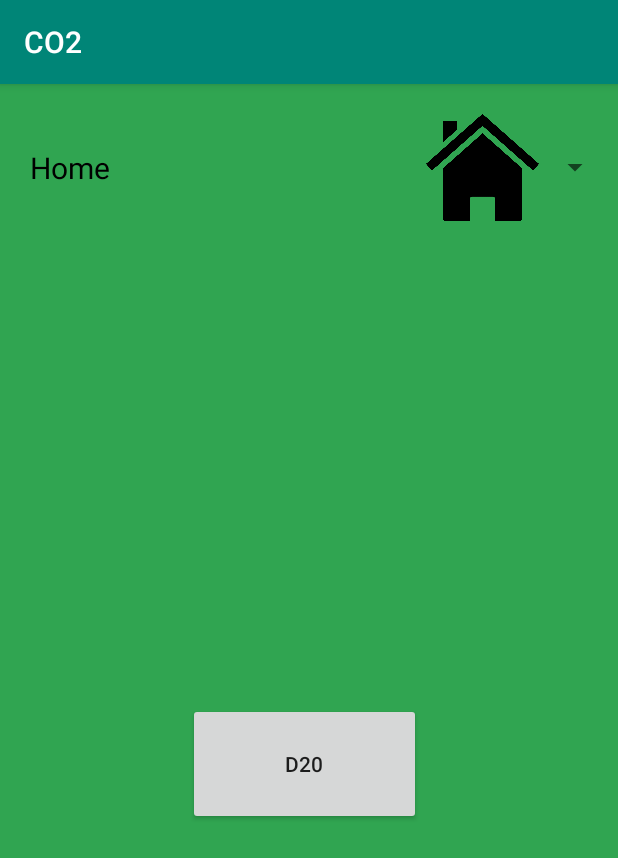
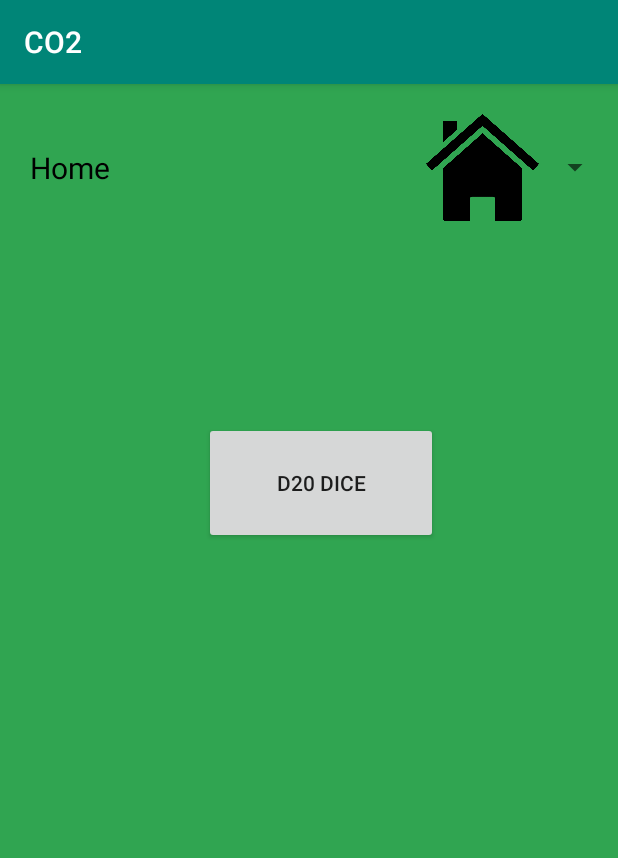
Before and after one commit to ballj10/CO2, an Android app: the HomePage screen opened directly, with no data from a screen before it, on a phone screen of 412 x 824 dp. Shown: the top 858 px of the screen. Run offline under Robolectric (Android 15) with nearby library versions, the phone set to English and light mode, and no system bars.

Commit message:
adjusting login button
title

```diff
--- a/app/src/main/res/layout/activity_home_page.xml
+++ b/app/src/main/res/layout/activity_home_page.xml
@@ -24,13 +24,12 @@
         android:layout_alignParentEnd="true"
         android:layout_alignParentRight="true"
         android:layout_alignParentBottom="true"
-        android:layout_marginStart="125dp"
-        android:layout_marginLeft="125dp"
-        android:layout_marginTop="64dp"
-        android:layout_marginEnd="131dp"
-        android:layout_marginRight="131dp"
-        android:layout_marginBottom="274dp"
-        android:text="D20"
+        android:layout_marginStart="136dp"
+        android:layout_marginLeft="136dp"
+        android:layout_marginEnd="120dp"
+        android:layout_marginRight="120dp"
+        android:layout_marginBottom="461dp"
+        android:text="D20 Dice"
         app:layout_constraintEnd_toEndOf="parent"
         app:layout_constraintStart_toStartOf="parent" />
 
--- a/app/src/main/res/layout/activity_login.xml
+++ b/app/src/main/res/layout/activity_login.xml
@@ -48,12 +48,12 @@
         android:id="@+id/loginBtn"
         android:layout_width="wrap_content"
         android:layout_height="wrap_content"
-        android:background="@drawable/sub_btn"
         android:layout_gravity="start"
         android:layout_marginStart="48dp"
-        android:layout_marginTop="250dp"
+        android:layout_marginTop="150dp"
         android:layout_marginEnd="48dp"
         android:layout_marginBottom="64dp"
+        android:background="@drawable/sub_btn"
         android:enabled="false"
         android:text="@string/action_sign_in"
         app:layout_constraintBottom_toBottomOf="parent"
```
